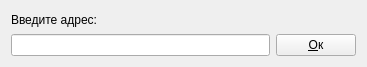
Before: the Qt Designer form ui/streamform.ui in ipse666/cueplayer, drawn with Qt 5.
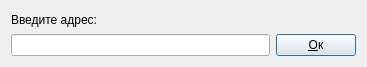
After: the same form once the commit is applied. Icons and pictures are not drawn.

```diff
--- a/ui/streamform.ui
+++ b/ui/streamform.ui
@@ -35,6 +35,12 @@
        <property name="text">
         <string>&amp;Ок</string>
        </property>
+       <property name="autoDefault">
+        <bool>false</bool>
+       </property>
+       <property name="default">
+        <bool>true</bool>
+       </property>
       </widget>
      </item>
     </layout>
```
Left out of the diff: 6 changed lines with no effect on the pictures.
